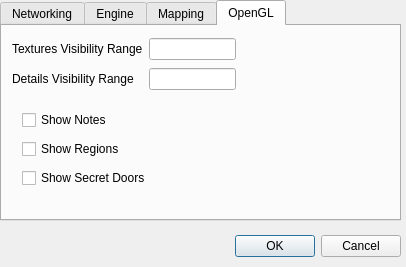
Before: the Qt Designer form src/configedit.ui in zpc930/pandoramapper, drawn with Qt 5.
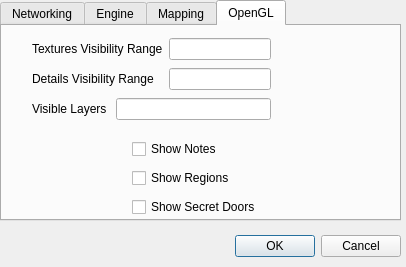
After: the same form once the commit is applied. The open tabs and pages were chosen to show the change.

Commit message: Added: visibleLayers setting

What changed in the file:
```diff
--- a/src/configedit.ui
+++ b/src/configedit.ui
@@ -233,7 +233,7 @@
     <attribute name="title" >
      <string>Engine</string>
     </attribute>
-    <widget class="QWidget" name="" >
+    <widget class="QWidget" name="layoutWidget" >
      <property name="geometry" >
       <rect>
        <x>10</x>
@@ -342,61 +342,11 @@
     <attribute name="title" >
      <string>OpenGL</string>
     </attribute>
-    <widget class="QWidget" name="layoutWidget_5" >
-     <property name="geometry" >
-      <rect>
-       <x>10</x>
-       <y>10</y>
-       <width>224</width>
-       <height>58</height>
-      </rect>
-     </property>
-     <layout class="QGridLayout" >
-      <property name="leftMargin" >
-       <number>0</number>
-      </property>
-      <property name="topMargin" >
-       <number>0</number>
-      </property>
-      <property name="rightMargin" >
-       <number>0</number>
-      </property>
-      <property name="bottomMargin" >
-       <number>0</number>
-      </property>
-      <property name="horizontalSpacing" >
-       <number>6</number>
-      </property>
-      <property name="verticalSpacing" >
-       <number>6</number>
-      </property>
-      <item row="1" column="1" >
-       <widget class="QLineEdit" name="lineEdit_detrange" />
-      </item>
-      <item row="0" column="1" >
-       <widget class="QLineEdit" name="lineEdit_visrange" />
-      </item>
-      <item row="1" column="0" >
-       <widget class="QLabel" name="label_8" >
-        <property name="text" >
-         <string>Details Visibility Range</string>
-        </property>
-       </widget>
-      </item>
-      <item row="0" column="0" >
-       <widget class="QLabel" name="label_7" >
-        <property name="text" >
-         <string>Textures Visibility Range</string>
-        </property>
-       </widget>
-      </item>
-     </layout>
-    </widget>
     <widget class="QWidget" name="layoutWidget" >
      <property name="geometry" >
       <rect>
-       <x>20</x>
-       <y>81</y>
+       <x>130</x>
+       <y>110</y>
        <width>146</width>
        <height>86</height>
       </rect>
@@ -440,6 +390,48 @@
       </item>
      </layout>
     </widget>
+    <widget class="QWidget" name="" >
+     <property name="geometry" >
+      <rect>
+       <x>30</x>
+       <y>10</y>
+       <width>239</width>
+       <height>89</height>
+      </rect>
+     </property>
+     <layout class="QGridLayout" >
+      <item row="0" column="0" colspan="2" >
+       <widget class="QLabel" name="label_7" >
+        <property name="text" >
+         <string>Textures Visibility Range</string>
+        </property>
+       </widget>
+      </item>
+      <item row="0" column="2" >
+       <widget class="QLineEdit" name="lineEdit_visrange" />
+      </item>
+      <item row="1" column="0" colspan="2" >
+       <widget class="QLabel" name="label_8" >
+        <property name="text" >
+         <string>Details Visibility Range</string>
+        </property>
+       </widget>
+      </item>
+      <item row="1" column="2" >
+       <widget class="QLineEdit" name="lineEdit_detrange" />
+      </item>
+      <item row="2" column="0" >
+       <widget class="QLabel" name="label_6" >
+        <property name="text" >
+         <string>Visible Layers </string>
+        </property>
+       </widget>
+      </item>
+      <item row="2" column="1" colspan="2" >
+       <widget class="QLineEdit" name="lineEdit_layers" />
+      </item>
+     </layout>
+    </widget>
    </widget>
   </widget>
  </widget>
```
Left out of the diff: 2 changed lines with no effect on the pictures. The commit also changes 8 other files.
